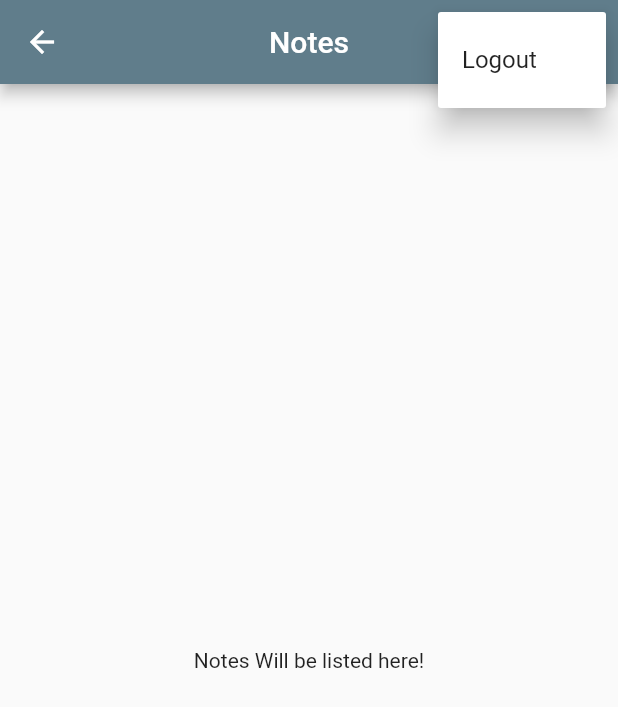
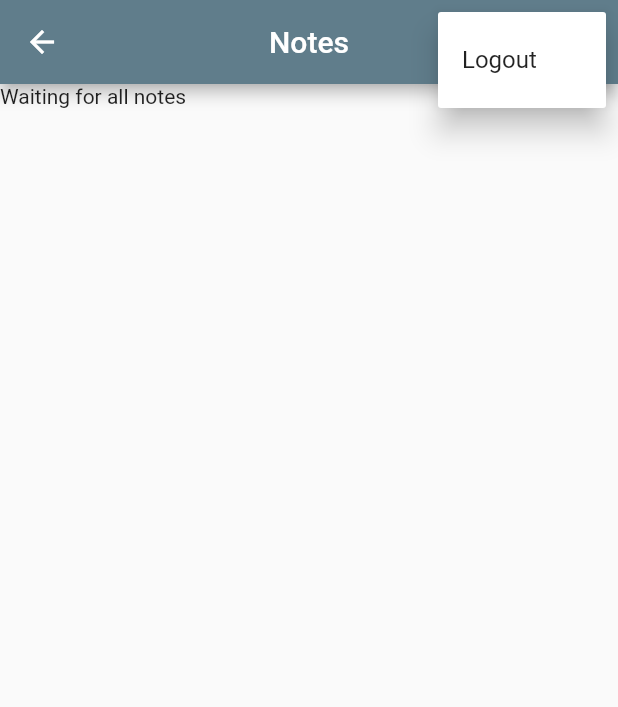
Before and after one commit to kiptooBiwot/flutter-notes-app, a Flutter app: the NotesView screen opened by its route, after a tap on the "more vert" icon, on a phone screen of 412 x 824 dp. Shown: the top 707 px of the screen. Run offline on Flutter 3.47's test engine with Material 2 defaults, Android fonts, the phone set to English and light mode, and no system bars; our stand-ins replace firebase_auth, firebase_core, sqflite; accounts and stored records are empty; network calls fail.

Commit message:
Added stream builder and notesService singleton

```diff
--- a/lib/screens/notes.dart
+++ b/lib/screens/notes.dart
@@ -2,6 +2,7 @@ import 'package:flutter/material.dart';
 import 'package:notes_app/constants/routes.dart';
 import 'package:notes_app/enums/menu_actions.dart';
 import 'package:notes_app/services/auth/auth_service.dart';
+import 'package:notes_app/services/crud/notes_service.dart';
 
 class NotesView extends StatefulWidget {
   const NotesView({Key? key}) : super(key: key);
@@ -11,6 +12,23 @@ class NotesView extends StatefulWidget {
 }
 
 class _NotesViewState extends State<NotesView> {
+  late final NotesService _notesService;
+  String get userEmail => AuthService.firebase().currentUser!.email!;
+
+  @override
+  void initState() {
+    _notesService = NotesService();
+    _notesService.open();
+    print('Database is nowOpen');
+    super.initState();
+  }
+
+  @override
+  void dispose() {
+    _notesService.close();
+    super.dispose();
+  }
+
   @override
   Widget build(BuildContext context) {
     return Scaffold(
@@ -49,8 +67,26 @@ class _NotesViewState extends State<NotesView> {
           ),
         ],
       ),
-      body: const Center(
-        child: Text('Notes Will be listed here!'),
+      body: FutureBuilder(
+        future: _notesService.getOrCreateUser(email: userEmail),
+        builder: (context, snapshot) {
+          switch (snapshot.connectionState) {
+            case ConnectionState.done:
+              return StreamBuilder(
+                stream: _notesService.allNotes,
+                builder: (context, snapshot) {
+                  switch (snapshot.connectionState) {
+                    case ConnectionState.waiting:
+                      return const Text('Waiting for all notes');
+                    default:
+                      return const CircularProgressIndicator();
+                  }
+                },
+              );
+            default:
+              return const CircularProgressIndicator();
+          }
+        },
       ),
     );
   }
--- a/lib/services/auth/auth_user.dart
+++ b/lib/services/auth/auth_user.dart
@@ -3,10 +3,16 @@ import 'package:flutter/cupertino.dart';
 
 @immutable
 class AuthUser {
+  final String? email;
   final bool isEmailVerified;
 
-  const AuthUser({required this.isEmailVerified});
+  const AuthUser({
+    required this.email,
+    required this.isEmailVerified,
+  });
 
-  factory AuthUser.fromFirebase(User user) =>
-      AuthUser(isEmailVerified: user.emailVerified);
+  factory AuthUser.fromFirebase(User user) => AuthUser(
+        email: user.email,
+        isEmailVerified: user.emailVerified,
+      );
 }
--- a/lib/services/crud/notes_service.dart
+++ b/lib/services/crud/notes_service.dart
@@ -13,8 +13,15 @@ class NotesService {
 
   List<DatabaseNote> _notes = [];
 
+  // Make notesService Singleton
+  static final NotesService _shared = NotesService._sharedInstance();
+  NotesService._sharedInstance();
+  factory NotesService() => _shared;
+
   final _notesStreamController =
       StreamController<List<DatabaseNote>>.broadcast();
+
+  Stream<List<DatabaseNote>> get allNotes => _notesStreamController.stream;
 
   Future<DatabaseUser> getOrCreateUser({required String email}) async {
     try {
@@ -38,6 +45,7 @@ class NotesService {
   // Update note
   Future<DatabaseNote> updateNote(
       {required DatabaseNote note, required String text}) async {
+    await _ensureDbIsOpen();
     final db = _getDatabaseOrThrow();
 
     // Ensure the note exists in the database
@@ -62,6 +70,7 @@ class NotesService {
 
   // Get all notes
   Future<Iterable<DatabaseNote>> getAllNotes() async {
+    await _ensureDbIsOpen();
     final db = _getDatabaseOrThrow();
 
     final notes = await db.query(noteTable);
@@ -71,6 +80,7 @@ class NotesService {
 
   // Get a specific note
   Future<DatabaseNote> getNote({required int id}) async {
+    await _ensureDbIsOpen();
     final db = _getDatabaseOrThrow();
 
     final notes = await db.query(
@@ -93,6 +103,7 @@ class NotesService {
 
   // Delete all notes
   Future<int> deleteAllNotes() async {
+    await _ensureDbIsOpen();
     final db = _getDatabaseOrThrow();
 
     final numberOfDeletions = await db.delete(noteTable);
@@ -105,6 +116,7 @@ class NotesService {
 
   // Delete a note using its ID
   Future<void> deleteNote({required int id}) async {
+    await _ensureDbIsOpen();
     final db = _getDatabaseOrThrow();
 
     final deletedCount = await db.delete(
@@ -125,6 +137,7 @@ class NotesService {
 
   // Create a note
   Future<DatabaseNote> createNote({required DatabaseUser owner}) async {
+    await _ensureDbIsOpen();
     final db = _getDatabaseOrThrow();
 
     // Make sure owner exists in DB with the correct ID
@@ -160,6 +173,7 @@ class NotesService {
 
   // Get User
   Future<DatabaseUser> getUser({required String email}) async {
+    await _ensureDbIsOpen();
     final db = _getDatabaseOrThrow();
 
     final results = await db.query(
@@ -178,6 +192,7 @@ class NotesService {
 
   // Create a user
   Future<DatabaseUser> createUser({required String email}) async {
+    await _ensureDbIsOpen();
     final db = _getDatabaseOrThrow();
 
     final results = await db.query(
@@ -198,6 +213,7 @@ class NotesService {
 
   // Delete a user
   Future<void> deleteUser({required email}) async {
+    await _ensureDbIsOpen();
     final db = _getDatabaseOrThrow();
 
     final deletedCount = await db.delete(
@@ -230,6 +246,15 @@ class NotesService {
     } else {
       await db.close();
       _db = null;
+    }
+  }
+
+  // Ensure DB is Open
+  Future<void> _ensureDbIsOpen() async {
+    try {
+      return open();
+    } on DatabaseAlreadyOpenException {
+      // Run nothing
     }
   }
 
```
Also changed, not shown: 1 other file.
